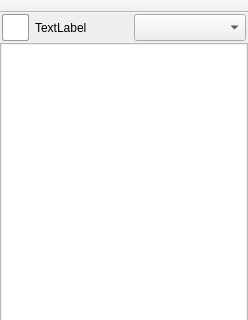
First picture: the form in src/gui/form_Main.ui, repository vituperative/i2pchat, before the edit; both pictures show x 0 to 248 and y 0 to 320 of the 248 by 461 pixel window.
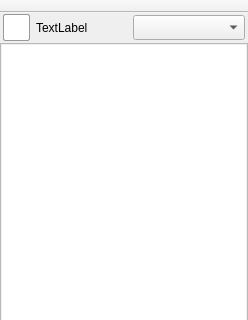
Second picture: the form after the edit. Icons and pictures are not drawn.

The edit to the form file:
```diff
--- a/src/gui/form_Main.ui
+++ b/src/gui/form_Main.ui
@@ -179,13 +179,13 @@
         <enum>QLayout::SetMinAndMaxSize</enum>
        </property>
        <property name="leftMargin">
-        <number>2</number>
+        <number>3</number>
        </property>
        <property name="topMargin">
         <number>1</number>
        </property>
        <property name="rightMargin">
-        <number>2</number>
+        <number>3</number>
        </property>
        <property name="bottomMargin">
         <number>1</number>
@@ -245,13 +245,13 @@
          <property name="minimumSize">
           <size>
            <width>112</width>
-           <height>27</height>
+           <height>25</height>
           </size>
          </property>
          <property name="maximumSize">
           <size>
            <width>112</width>
-           <height>27</height>
+           <height>25</height>
           </size>
          </property>
          <property name="font">
@@ -283,13 +283,13 @@
          </property>
          <property name="minimumSize">
           <size>
-           <width>93</width>
+           <width>91</width>
            <height>28</height>
           </size>
          </property>
          <property name="maximumSize">
           <size>
-           <width>93</width>
+           <width>91</width>
            <height>28</height>
           </size>
          </property>
```
